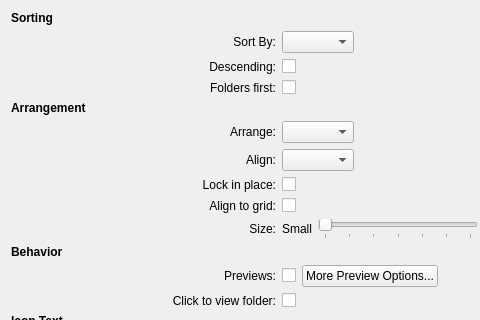
Above: plasma/applets/folderview/folderviewDisplayConfig.ui from KDE/kde-baseapps before the change; both pictures show x 0 to 480 and y 0 to 320 of the 570 by 699 pixel window. Below: the same form after it.
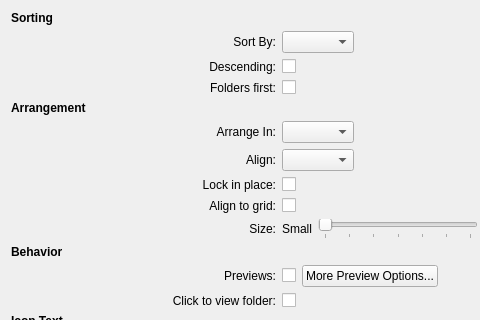
That is the form after the change. Custom widgets are drawn as their Qt base class.

Commit message: Arrange -> Arrange In for consistency with Sort By

The edit to the form file:
```diff
--- a/plasma/applets/folderview/folderviewDisplayConfig.ui
+++ b/plasma/applets/folderview/folderviewDisplayConfig.ui
@@ -109,7 +109,7 @@
    <item row="5" column="1">
     <widget class="QLabel" name="layoutLabel">
      <property name="text">
-      <string>Arrange:</string>
+      <string>Arrange In:</string>
      </property>
      <property name="alignment">
       <set>Qt::AlignRight|Qt::AlignTrailing|Qt::AlignVCenter</set>
```
The commit also changes 1 other file.
